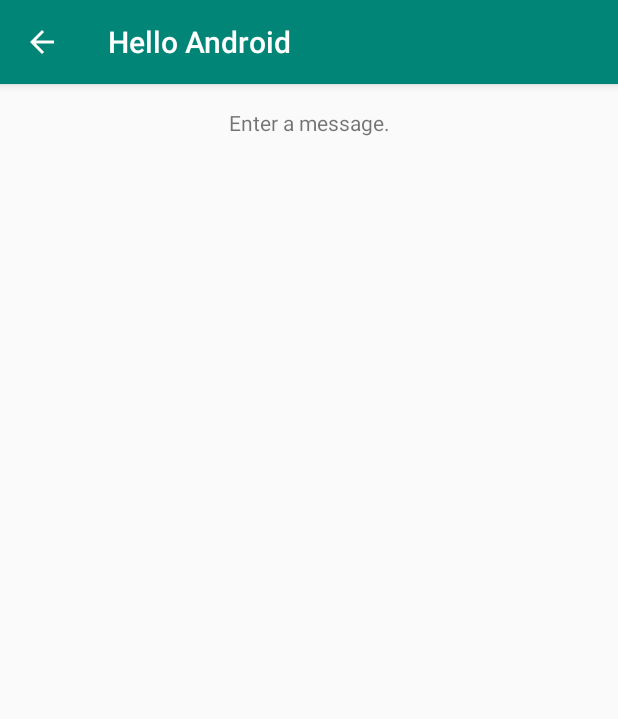
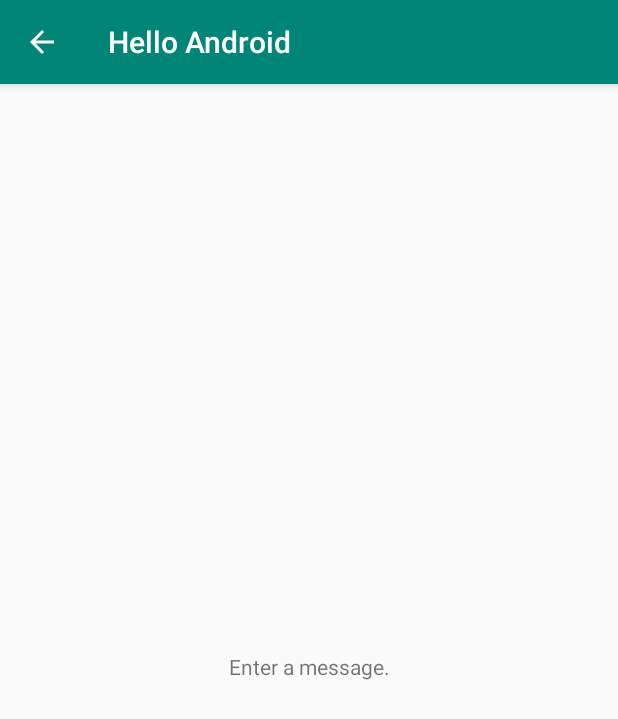
Before and after one commit to squidfarts/HelloAndroid, an Android app: the screen it shows after launch (DisplayMessageActivity), after a tap on "SEND.", on a phone screen of 412 x 824 dp. Shown: the top 719 px of the screen. Run offline under Robolectric (Android 15) with nearby library versions, the phone set to English and light mode, and no system bars.

Commit message:
Updated 'activity_display_message.xml'.

```diff
--- a/app/src/main/res/layout/activity_display_message.xml
+++ b/app/src/main/res/layout/activity_display_message.xml
@@ -10,7 +10,12 @@
     <TextView
             android:text="@string/text_view"
             android:layout_width="wrap_content"
-            android:layout_height="wrap_content" app:layout_constraintTop_toTopOf="parent"
-            app:layout_constraintStart_toStartOf="parent" android:layout_marginTop="16dp"
-            app:layout_constraintEnd_toEndOf="parent" android:id="@+id/textView"/>
+            android:layout_height="wrap_content"
+            app:layout_constraintTop_toTopOf="parent"
+            app:layout_constraintStart_toStartOf="parent"
+            android:layout_marginTop="16dp"
+            app:layout_constraintEnd_toEndOf="parent"
+            android:id="@+id/textView"
+            android:layout_marginBottom="8dp"
+            app:layout_constraintBottom_toBottomOf="parent"/>
 </androidx.constraintlayout.widget.ConstraintLayout>
```
